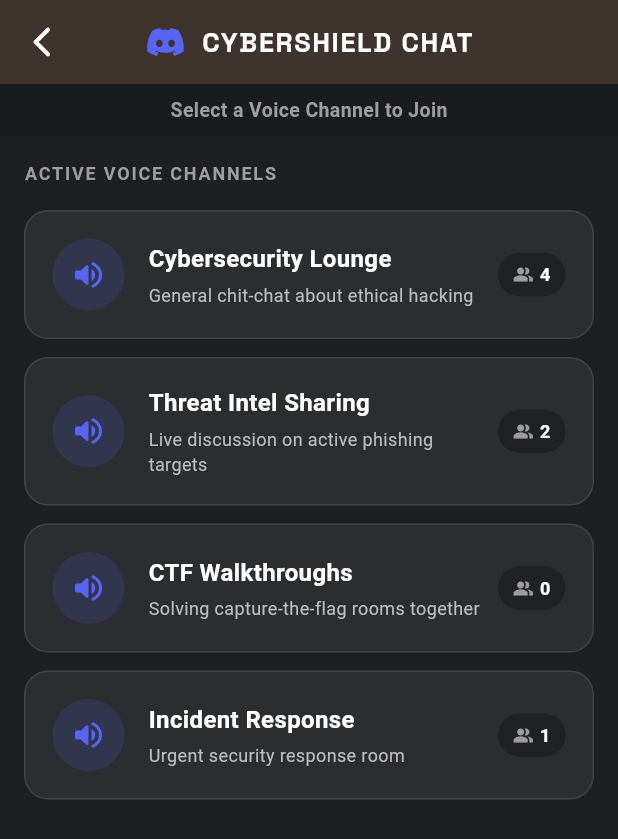
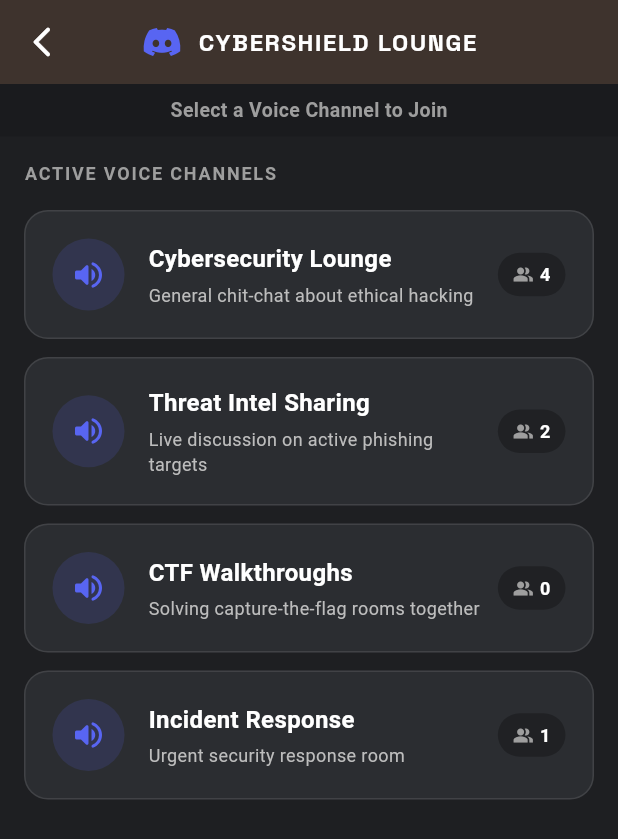
Before and after one commit to Himanshutadse114/Forum-Application, a Flutter app: the VoiceLoungeScreen screen opened directly, on a phone screen of 412 x 824 dp. Shown: the top 839 px of the screen. Run offline on Flutter 3.47's test engine with Material 3 defaults, Android fonts, the light colour scheme and no system bars; our stand-ins replace custom_navigation_bar, dio, flutter_riverpod, go_router, google_fonts, hive_flutter; missing offline and left inert: sneakers_app; accounts and stored records are empty.

Commit message:
style: Wrap AppBar title with FittedBox to prevent horizontal overflow

```diff
--- a/lib/view/voice/voice_lounge_screen.dart
+++ b/lib/view/voice/voice_lounge_screen.dart
@@ -128,21 +128,24 @@
     return Scaffold(
       backgroundColor: _discordDarkBg,
       appBar: AppBar(
-        title: Row(
+        title: FittedBox(
+          fit: BoxFit.scaleDown,
+          child: Row(
             mainAxisSize: MainAxisSize.min,
             children: [
               Icon(Icons.discord, color: _discordBlurple, size: 28),
               const SizedBox(width: 10),
               const Text(
-              'CYBERSHIELD CHAT',
+                'CYBERSHIELD LOUNGE',
                 style: TextStyle(
                   color: Colors.white,
                   fontWeight: FontWeight.bold,
-                fontSize: 18,
+                  fontSize: 16,
                   letterSpacing: 1.1,
                 ),
               ),
             ],
+          ),
         ),
         backgroundColor: _discordChannelBg,
         elevation: 4,
```
Lines whose indentation alone changed are shown as unchanged.
